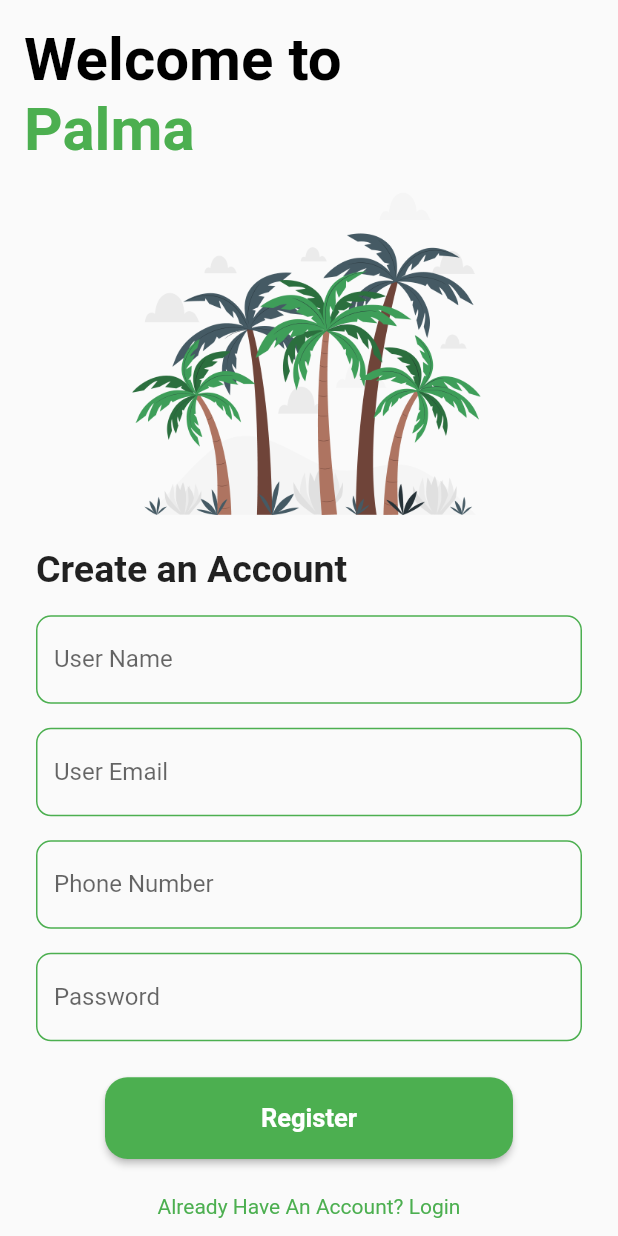
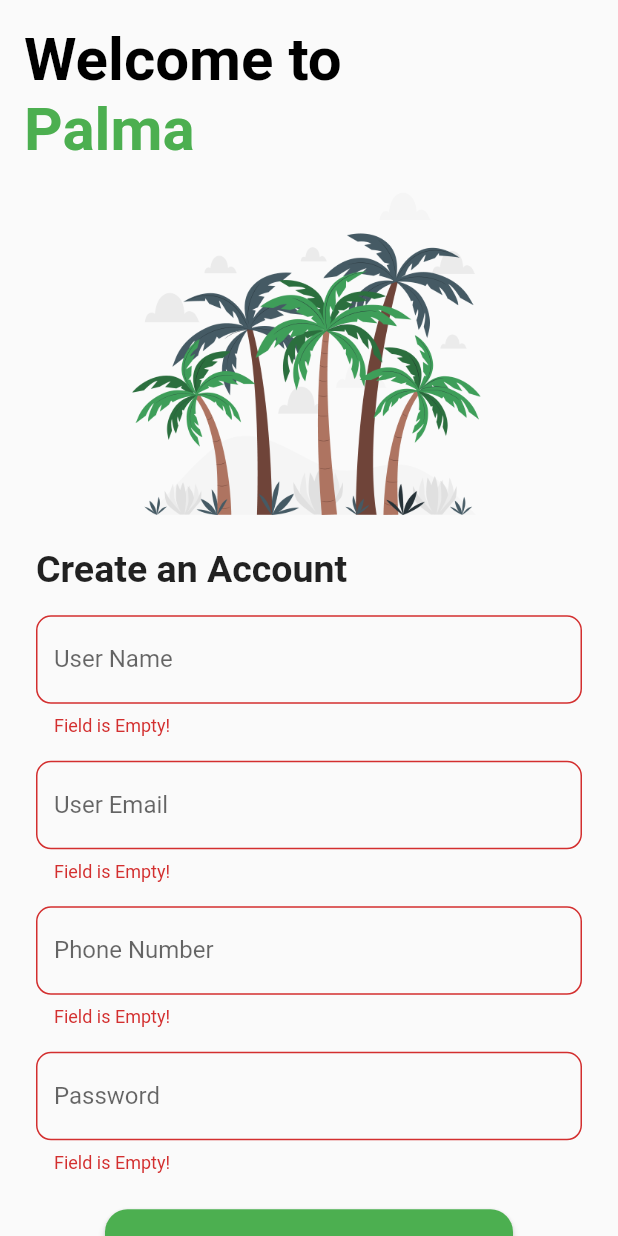
Before and after one commit to rabieHs/palm-deseas-detection-app-flutter, a Flutter app: the screen it shows after launch, after a tap on "Register", on a phone screen of 412 x 824 dp. Run offline on Flutter 3.47's test engine with Material 2 defaults, Android fonts, the phone set to English and light mode, and no system bars; our stand-ins replace bloc, camera, cloud_firestore, dartz, equatable, firebase_auth and 4 more; accounts and stored records are empty.

```diff
--- a/lib/Features/Home/Presentation/views/home.dart
+++ b/lib/Features/Home/Presentation/views/home.dart
@@ -1,6 +1,4 @@
 import 'package:flutter/material.dart';
-import 'package:flutter/src/widgets/framework.dart';
-import 'package:flutter/src/widgets/placeholder.dart';
 import 'package:flutter_bloc/flutter_bloc.dart';
 import 'package:palm_deseas/Features/Blog/presentation/views/blog.dart';
 import 'package:palm_deseas/Features/Detection/presentation/views/scan_screen.dart';
@@ -12,8 +10,7 @@ class Home extends StatelessWidget {
   const Home({super.key});
 
   @override
-  Widget build(BuildContext _context) {
-    final navigationBloc = dp<NavigationBloc>();
+  Widget build(BuildContext context) {
     return BlocBuilder<NavigationBloc, NavigationState>(
         builder: (context, state) {
       return Scaffold(
--- a/lib/Features/authentication/data/models/user_model.dart
+++ b/lib/Features/authentication/data/models/user_model.dart
@@ -23,6 +23,7 @@ class UserModel extends User {
       'name': name,
       'email': email,
       'photo': photo,
+      'phone': phone
     };
   }
 }
--- a/lib/Features/authentication/presentation/controllers/bloc/authentication_bloc.dart
+++ b/lib/Features/authentication/presentation/controllers/bloc/authentication_bloc.dart
@@ -2,7 +2,10 @@ import 'package:equatable/equatable.dart';
 import 'package:flutter_bloc/flutter_bloc.dart';
 import 'package:palm_deseas/Features/authentication/domain/entities/user.dart';
 import 'package:palm_deseas/Features/authentication/domain/usecases/create_user_usecase.dart';
+import 'package:palm_deseas/Features/authentication/domain/usecases/get_user_usecase.dart';
 import 'package:palm_deseas/Features/authentication/domain/usecases/login_user_usecase.dart';
+import 'package:palm_deseas/core/common/failure_handler.dart';
+import 'package:palm_deseas/core/usecase/base_usecase.dart';
 
 part 'authentication_event.dart';
 part 'authentication_state.dart';
@@ -11,8 +14,12 @@ class AuthenticationBloc
     extends Bloc<AuthenticationEvent, AuthenticationState> {
   final CreateUserUsecase createUserUsecase;
   final LoginUserUsecase loginUserUsecase;
-  User? user;
-  AuthenticationBloc(this.createUserUsecase, this.loginUserUsecase)
+  final GetUserUsecase getUserUsecase;
+  final FailureHandler handler;
+  User? _user;
+  User get user => _user!;
+  AuthenticationBloc(this.createUserUsecase, this.loginUserUsecase,
+      this.getUserUsecase, this.handler)
       : super(AuthenticationInitial()) {
     on<AuthenticationEvent>((event, emit) {});
     on<CreateUserEvent>((event, emit) async {
@@ -25,8 +32,31 @@ class AuthenticationBloc
           CreateUserParameters(user: _user, password: event.password);
       emit(LoadingCreationUserState());
       final result = await createUserUsecase.call(parameters);
-      result.fold((l) => emit(ErrorCreationUserState()),
+      result.fold(
+          (l) => emit(
+              ErrorCreationUserState(message: handler.mapFailureToMessage(l))),
           (r) => emit(SuccessCreationUserState()));
+    });
+
+    on<LoginUserEvent>((event, emit) async {
+      emit(LoadingLoginUserState());
+      final LoginUserUsecaseParameters parameters = LoginUserUsecaseParameters(
+          email: event.email, password: event.password);
+      final response = await loginUserUsecase.call(parameters);
+      response.fold(
+          (l) => emit(
+              ErrorLoginUserState(message: handler.mapFailureToMessage(l))),
+          (r) => emit(SuccessLoginUserState()));
+    });
+
+    on<GetUserEvent>((event, emit) async {
+      final result = await getUserUsecase.call(NoParameters());
+      result.fold((l) {
+        emit(ErrorGetUserUserState(message: handler.mapFailureToMessage(l)));
+      }, (r) {
+        _user = r;
+        emit(const SuccessGetUsertate());
+      });
     });
   }
 }
--- a/lib/Features/authentication/presentation/controllers/bloc/authentication_event.dart
+++ b/lib/Features/authentication/presentation/controllers/bloc/authentication_event.dart
@@ -24,3 +24,14 @@ class CreateUserEvent extends AuthenticationEvent {
   @override
   List<Object> get props => [email, password, phoneNumber, photo];
 }
+
+class LoginUserEvent extends AuthenticationEvent {
+  final String email;
+  final String password;
+  const LoginUserEvent({
+    required this.email,
+    required this.password,
+  });
+}
+
+class GetUserEvent extends AuthenticationEvent {}
--- a/lib/Features/authentication/presentation/controllers/bloc/authentication_state.dart
+++ b/lib/Features/authentication/presentation/controllers/bloc/authentication_state.dart
@@ -1,3 +1,4 @@
+// ignore_for_file: public_member_api_docs, sort_constructors_first
 part of 'authentication_bloc.dart';
 
 abstract class AuthenticationState extends Equatable {
@@ -13,4 +14,39 @@ class LoadingCreationUserState extends AuthenticationState {}
 
 class SuccessCreationUserState extends AuthenticationState {}
 
-class ErrorCreationUserState extends AuthenticationState {}
+class ErrorCreationUserState extends AuthenticationState {
+  final String message;
+  const ErrorCreationUserState({
+    required this.message,
+  });
+  @override
+  List<Object> get props => [message];
+}
+
+class LoadingLoginUserState extends AuthenticationState {}
+
+class SuccessLoginUserState extends AuthenticationState {}
+
+class ErrorLoginUserState extends AuthenticationState {
+  final String message;
+  const ErrorLoginUserState({
+    required this.message,
+  });
+  @override
+  List<Object> get props => [message];
+}
+
+class SuccessGetUsertate extends AuthenticationState {
+  const SuccessGetUsertate();
+
+  @override
+  List<Object> get props => [];
+}
+
+class ErrorGetUserUserState extends AuthenticationState {
+  final String message;
+
+  const ErrorGetUserUserState({required this.message});
+  @override
+  List<Object> get props => [message];
+}
--- a/lib/Features/authentication/presentation/views/sign_up.dart
+++ b/lib/Features/authentication/presentation/views/sign_up.dart
@@ -3,11 +3,15 @@
 import 'package:flutter/material.dart';
 import 'package:flutter/src/widgets/framework.dart';
 import 'package:flutter/src/widgets/placeholder.dart';
+import 'package:flutter_bloc/flutter_bloc.dart';
+import 'package:palm_deseas/Features/Home/Presentation/views/home.dart';
+import 'package:palm_deseas/Features/authentication/presentation/controllers/bloc/authentication_bloc.dart';
 import 'package:palm_deseas/Features/authentication/presentation/views/login.dart';
 
 import 'package:palm_deseas/core/common/styles.dart';
 import 'package:palm_deseas/core/constances.dart';
 
+import '../../../../core/common/methods.dart';
 import '../../../../core/common/widgets/custom_button.dart';
 import '../../../../core/common/widgets/custom_text_form_field.dart';
 
@@ -18,11 +22,28 @@ class SignUp extends StatelessWidget {
   final TextEditingController emailController = TextEditingController();
   final TextEditingController passwordController = TextEditingController();
   final TextEditingController phoneController = TextEditingController();
+  final formKey = GlobalKey<FormState>();
   @override
   Widget build(BuildContext context) {
+    return BlocConsumer<AuthenticationBloc, AuthenticationState>(
+        listener: (context, state) {
+      if (state is LoadingCreationUserState) {
+        showLoadingDialog(context);
+      } else if (state is ErrorCreationUserState) {
+        Navigator.pop(context);
+        showErrorSnackbar(context, state.message);
+      } else if (state is SuccessCreationUserState) {
+        BlocProvider.of<AuthenticationBloc>(context).add(GetUserEvent());
+      }
+      if (state is SuccessGetUsertate) {
+        Navigator.of(context)
+            .pushReplacement(MaterialPageRoute(builder: (context) => Home()));
+      }
+    }, builder: (context, state) {
       return Scaffold(
         body: _buildBody(context),
       );
+    });
   }
 
   SingleChildScrollView _buildBody(BuildContext context) {
@@ -95,31 +116,47 @@ class SignUp extends StatelessWidget {
 
   Form _buildFrom(BuildContext context) {
     return Form(
+        key: formKey,
         child: Column(
           children: [
             CustomTextFormField(
+              validation: validateField,
               isPassword: false,
               label: "User Name",
               controller: nameController,
             ),
             CustomTextFormField(
+              validation: validateEmailField,
               isPassword: false,
               label: "User Email",
               controller: emailController,
             ),
             CustomTextFormField(
+              validation: validatePhoneField,
+              type: TextInputType.number,
               isPassword: false,
               label: "Phone Number ",
               controller: phoneController,
             ),
             CustomTextFormField(
+              validation: validatePasswordField,
               isPassword: true,
               label: "Password",
               controller: passwordController,
             ),
             CustomButton(
               title: "Register",
-          onTap: () {},
+              onTap: () {
+                if (formKey.currentState!.validate()) {
+                  BlocProvider.of<AuthenticationBloc>(context).add(
+                      CreateUserEvent(
+                          email: emailController.text,
+                          name: nameController.text,
+                          password: passwordController.text,
+                          photo: "",
+                          phoneNumber: phoneController.text));
+                }
+              },
             ),
           ],
         ));
--- /dev/null
+++ b/lib/core/common/methods.dart
@@ -0,0 +1,74 @@
+import 'package:flutter/material.dart';
+
+import '../constances.dart';
+import 'styles.dart';
+
+Future<dynamic> showLoadingDialog(BuildContext context) {
+  return showDialog(
+      context: context,
+      builder: (context) {
+        return AlertDialog(
+          content: Row(
+            children: [
+              const CircularProgressIndicator(),
+              SizedBox(
+                width: defaultPadding * 2,
+              ),
+              const Text(
+                "Loading...",
+                style: title3TextStyle,
+              )
+            ],
+          ),
+        );
+      });
+}
+
+void showErrorSnackbar(BuildContext context, String message) {
+  ScaffoldMessenger.of(context).showSnackBar(SnackBar(
+    content: Text(message),
+    backgroundColor: Colors.red,
+  ));
+}
+
+String? validateField(String? text) {
+  if (text == null) {
+    return "Field is null";
+  } else if (text.isEmpty) {
+    return "Field is Empty!";
+  } else if (text.length < 3) {
+    return "text too short !";
+  }
+}
+
+String? validateEmailField(String? text) {
+  if (text == null) {
+    return "Field is null";
+  } else if (text.isEmpty) {
+    return "Field is Empty!";
+  } else if (!text.contains("@")) {
+    return "Invalid Email";
+  } else if (text.length < 7) {
+    return "email is too short !";
+  }
+}
+
+String? validatePasswordField(String? text) {
+  if (text == null) {
+    return "Field is null";
+  } else if (text.isEmpty) {
+    return "Field is Empty!";
+  } else if (text.length < 7) {
+    return "password must be 7 characters or more";
+  }
+}
+
+String? validatePhoneField(String? text) {
+  if (text == null) {
+    return "Field is null";
+  } else if (text.isEmpty) {
+    return "Field is Empty!";
+  } else if (text.length < 7) {
+    return "field is too short";
+  }
+}
--- a/lib/core/common/styles.dart
+++ b/lib/core/common/styles.dart
@@ -5,3 +5,6 @@ const titleTextStyle =
 const buttonTextStyle =
     TextStyle(fontSize: 17, color: Colors.white, fontWeight: FontWeight.bold);
 const title2TextStyle = TextStyle(fontSize: 25, fontWeight: FontWeight.bold);
+const title3TextStyle = TextStyle(
+  fontSize: 18,
+);
--- a/lib/core/common/widgets/custom_button.dart
+++ b/lib/core/common/widgets/custom_button.dart
@@ -20,7 +20,7 @@ class CustomButton extends StatelessWidget {
           color: Colors.green,
           shape:
               RoundedRectangleBorder(borderRadius: BorderRadius.circular(15)),
-          onPressed: () {},
+          onPressed: onTap,
           child: SizedBox(
             height: defaultPadding * 3.4,
             width: defaultPadding * 15,
--- a/lib/core/common/widgets/custom_text_form_field.dart
+++ b/lib/core/common/widgets/custom_text_form_field.dart
@@ -1,16 +1,21 @@
 // ignore_for_file: public_member_api_docs, sort_constructors_first
 import 'package:flutter/material.dart';
+
 import 'package:palm_deseas/core/constances.dart';
 
 class CustomTextFormField extends StatelessWidget {
   final String label;
   final TextEditingController controller;
   final bool isPassword;
-  const CustomTextFormField({
+  final TextInputType? type;
+  String? Function(String?)? validation;
+  CustomTextFormField({
     Key? key,
     required this.label,
     required this.controller,
     required this.isPassword,
+    this.type,
+    this.validation,
   }) : super(key: key);
 
   @override
@@ -19,6 +24,8 @@ class CustomTextFormField extends StatelessWidget {
       padding: EdgeInsets.symmetric(
           vertical: defaultPadding / 2, horizontal: defaultPadding / 2),
       child: TextFormField(
+        keyboardType: type,
+        validator: validation,
         controller: controller,
         obscureText: isPassword,
         decoration: InputDecoration(
--- a/lib/core/dependecy_injection.dart
+++ b/lib/core/dependecy_injection.dart
@@ -15,6 +15,7 @@ import 'package:palm_deseas/Features/authentication/data/datasource/remote_datas
 import 'package:palm_deseas/Features/authentication/data/repository/authentication_repository_impl.dart';
 import 'package:palm_deseas/Features/authentication/domain/repository/base_auth_repository.dart';
 import 'package:palm_deseas/Features/authentication/domain/usecases/create_user_usecase.dart';
+import 'package:palm_deseas/Features/authentication/domain/usecases/get_user_usecase.dart';
 import 'package:palm_deseas/Features/authentication/domain/usecases/login_user_usecase.dart';
 import 'package:palm_deseas/Features/authentication/presentation/controllers/bloc/authentication_bloc.dart';
 import 'package:palm_deseas/core/common/failure_handler.dart';
@@ -37,7 +38,7 @@ class DependencyInjection {
     dp.registerFactory(() => NavigationBloc());
     dp.registerFactory<PostBloc>(() => PostBloc(dp(), dp(), FailureHandler()));
     dp.registerFactory<AuthenticationBloc>(
-        () => AuthenticationBloc(dp(), dp()));
+        () => AuthenticationBloc(dp(), dp(), dp(), dp()));
 
     // Datarouces
     dp.registerLazySingleton<BasePostRemoteDatasource>(
@@ -58,6 +59,7 @@ class DependencyInjection {
     dp.registerLazySingleton(() => StreamPostsUsecase(repository: dp()));
     dp.registerLazySingleton(() => CreateUserUsecase(dp()));
     dp.registerLazySingleton(() => LoginUserUsecase(dp()));
+    dp.registerLazySingleton(() => GetUserUsecase(dp()));
     //! External
 
     final handler = FailureHandler();
--- a/lib/main.dart
+++ b/lib/main.dart
@@ -5,6 +5,7 @@ import 'package:palm_deseas/Features/Detection/presentation/controllers/bloc/sca
 import 'package:palm_deseas/Features/Forum/presentation/controllers/bloc/post_bloc.dart';
 import 'package:palm_deseas/Features/Home/Presentation/controllers/navigation_bloc/navigation_bloc.dart';
 import 'package:palm_deseas/Features/Home/Presentation/views/home.dart';
+import 'package:palm_deseas/Features/authentication/presentation/controllers/bloc/authentication_bloc.dart';
 import 'package:palm_deseas/Features/authentication/presentation/views/sign_up.dart';
 import 'package:palm_deseas/core/dependecy_injection.dart';
 import 'package:palm_deseas/firebase_options.dart';
@@ -26,12 +27,19 @@ class MyApp extends StatelessWidget {
           BlocProvider(create: (_) => dp<PostBloc>()..add(GetAllPostsEvent())),
           BlocProvider(create: (context) => dp<NavigationBloc>()),
           BlocProvider(create: (context) => dp<ScanPalmBloc>()),
+          BlocProvider(
+              create: (context) =>
+                  dp<AuthenticationBloc>()..add(GetUserEvent()))
         ],
-        child: MaterialApp(
-          debugShowCheckedModeBanner: false,
-          title: 'Flutter Demo',
-          theme: ThemeData(primarySwatch: Colors.green),
-          home: SignUp(),
+        child: BlocBuilder<AuthenticationBloc, AuthenticationState>(
+          builder: (context, state) {
+            return MaterialApp(
+              debugShowCheckedModeBanner: false,
+              title: 'Flutter Demo',
+              theme: ThemeData(primarySwatch: Colors.green),
+              home: state is ErrorGetUserUserState ? SignUp() : const Home(),
+            );
+          },
         ));
   }
 }
```
Also changed, not shown: lib/Features/authentication/presentation/views/login.dart (+34 -3 lines). Lines whose indentation alone changed are shown as unchanged.
